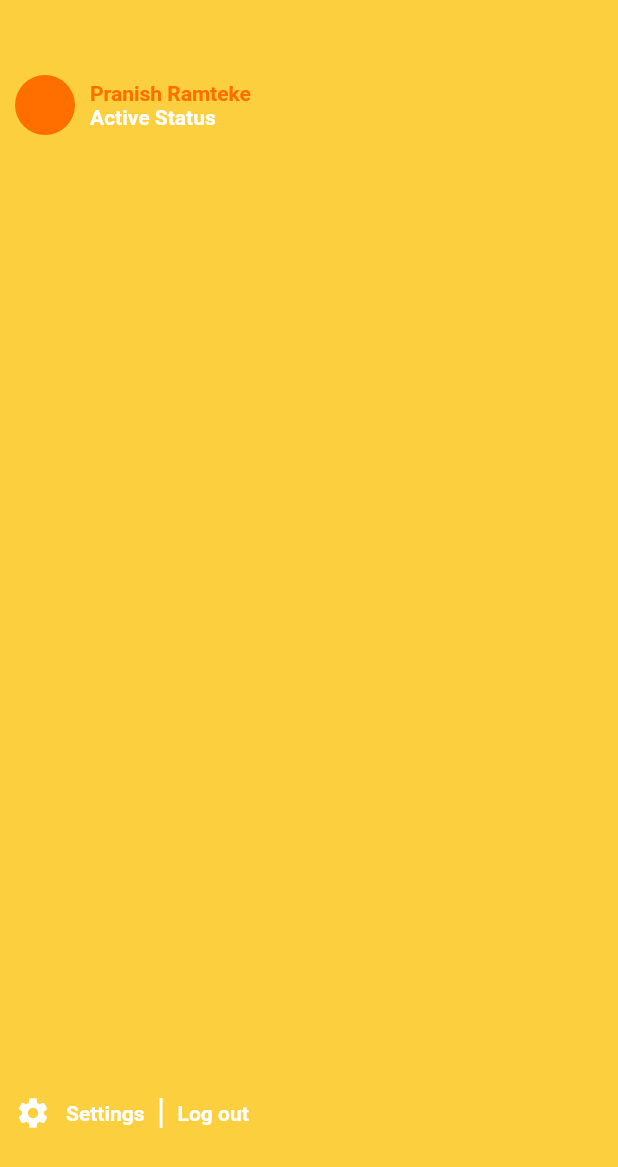
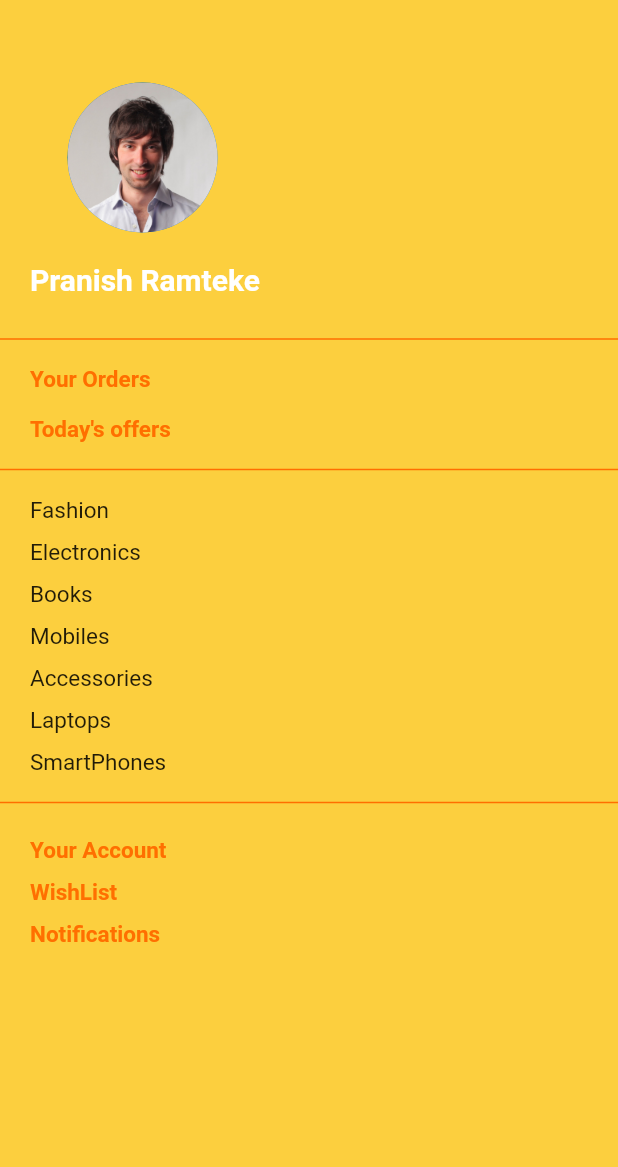
Before and after one commit to pranish-ramteke/Becho, a Flutter app: the DrawerScreen widget shown alone on an empty page, opened directly, on a phone screen of 412 x 824 dp. Shown: the top 1167 px of the screen. Run offline on Flutter 3.47's test engine with Material 2 defaults, Android fonts, the phone set to English and light mode, and no system bars; our stand-ins replace carousel_pro, curved_navigation_bar, eva_icons_flutter; Roboto replaces fonts that are missing (poppins).

Commit message:
Drawer Details

```diff
--- a/lib/HomePage.dart
+++ b/lib/HomePage.dart
@@ -1,6 +1,7 @@
 import 'package:becho/Module/products.dart';
 import 'package:becho/Widgets/Categoryitem.dart';
 import 'package:becho/drawerScreen.dart';
+import 'package:curved_navigation_bar/curved_navigation_bar.dart';
 import 'package:eva_icons_flutter/eva_icons_flutter.dart';
 import 'package:flutter/cupertino.dart';
 import 'package:flutter/material.dart';
@@ -16,6 +17,7 @@ class HomePage extends StatefulWidget {
 }
 
 class _HomePageState extends State<HomePage> {
+
 
   List bannerAdSlider = [
     "Assets/banner1.jpg",
@@ -200,6 +202,8 @@ class _HomePageState extends State<HomePage> {
         children: [
           DrawerScreen(),
           AnimatedContainer(
+            height: MediaQuery.of(context).size.height,
+            width: MediaQuery.of(context).size.width,
           duration: Duration(milliseconds: 250),
           transform: Matrix4.translationValues(xOffset, yOffset, 0)
             ..scale(scaleFactor)..rotateY(isDrawerOpen? -0.5:0),
@@ -424,6 +428,34 @@ class _HomePageState extends State<HomePage> {
         ),
       ],
       ),
+
+      //Navigation Bar
+
+      bottomNavigationBar: CurvedNavigationBar(
+        color: Color(0xFFfccf3e),
+        backgroundColor: Colors.white,
+        height: 50,
+        items: [
+          Icon(EvaIcons.homeOutline, size: 30, color: Color(0xFFff6f00),),
+          Icon(EvaIcons.searchOutline, size: 30, color: Color(0xFFff6f00)),
+          Icon(EvaIcons.plus, size: 30, color: Color(0xFFff6f00)),
+          Icon(Icons.attach_money, size: 30, color: Color(0xFFff6f00)),
+        ],
+        onTap: (index){
+          if(index == 0){
+            Navigator.of(context).pushNamed('/signup');
+          }
+          if(index == 1){
+            Navigator.of(context).pushNamed('/signup');
+          }
+          if(index == 2){
+            Navigator.of(context).pushNamed('/signup');
+          }
+          if(index == 3){
+            Navigator.of(context).pushNamed('/signup');
+          }
+        },
+      ),
     );
   }
 }
--- a/lib/Module/products.dart
+++ b/lib/Module/products.dart
@@ -1,4 +1,3 @@
-
 import 'package:flutter/material.dart';
 
 class Product {
--- a/lib/drawerScreen.dart
+++ b/lib/drawerScreen.dart
@@ -12,33 +12,112 @@ class _DrawerScreenState extends State<DrawerScreen> {
       decoration: BoxDecoration(
         color: Color(0xFFfccf3e),
       ),
-      padding: EdgeInsets.only(top:50,bottom: 70,left: 10),
+      padding: EdgeInsets.only(top:50,bottom: 70,left: 0),
       child: Column(
-        mainAxisAlignment: MainAxisAlignment.spaceBetween,
+        mainAxisAlignment: MainAxisAlignment.start,
         children: [
           Row(
+            mainAxisAlignment: MainAxisAlignment.start,
             children: [
-              CircleAvatar(backgroundColor: Color(0xFFff6f00),),
-              SizedBox(width: 10,),
-              Column(
-                crossAxisAlignment: CrossAxisAlignment.start,
-                children: [
-                  Text('Pranish Ramteke',style: TextStyle(color: Color(0xFFff6f00),fontWeight: FontWeight.bold),),
-                  Text('Active Status',style: TextStyle(color: Colors.white,fontWeight: FontWeight.bold))
-                ],
-              )
+              Padding(
+                padding: const EdgeInsets.fromLTRB(45, 5, 0, 10),
+                child: CircleAvatar(
+                  backgroundImage: AssetImage('Assets/profile_user.jpg'),
+                  radius: 50,
+                ),
+              ),
             ],
           ),
 
+          Padding(
+            padding: const EdgeInsets.fromLTRB(20, 10, 0, 0),
+            child: Row(
+              mainAxisAlignment: MainAxisAlignment.start,
+              children: [
+                Text('Pranish Ramteke', style: TextStyle(color: Colors.white, fontWeight: FontWeight.bold, fontSize: 20),)
+              ],
+            ),
+          ),
+
+          SizedBox(height: 20),
+          Divider(thickness: 1, color: Color(0xFFff6f00)),
+          SizedBox(height: 10),
+
+          Padding(
+            padding: const EdgeInsets.only(left: 20.0),
+            child: Row(
+              children: [
+                Text('Your Orders', style: TextStyle(
+                  color:Color(0xFFff6f00),
+                  fontWeight: FontWeight.bold,
+                  fontSize: 15,
+                ),),
+              ],
+            ),
+          ),
+
+          SizedBox(height: 15.0),
+
+          Padding(
+            padding: const EdgeInsets.only(left: 20.0),
+            child: Row(
+              children: [
+                Text("Today's offers", style: TextStyle(
+                  color:Color(0xFFff6f00),
+                  fontWeight: FontWeight.bold,
+                  fontSize: 15
+                ),),
+              ],
+            ),
+          ),
+
+          SizedBox(height: 10),
+          Divider(thickness: 1, color: Color(0xFFff6f00)),
+
           Row(
             children: [
-              Icon(Icons.settings,color: Colors.white,),
-              SizedBox(width: 10,),
-              Text('Settings',style:TextStyle(color: Colors.white,fontWeight: FontWeight.bold),),
-              SizedBox(width: 10,),
-              Container(width: 2,height: 20,color: Colors.white,),
-              SizedBox(width: 10,),
-              Text('Log out',style:TextStyle(color: Colors.white,fontWeight: FontWeight.bold),)
+              Padding(
+                padding: const EdgeInsets.fromLTRB(20.0, 10, 0, 0),
+                child: Column(
+                  crossAxisAlignment: CrossAxisAlignment.start,
+                  children: [
+                    Text('Fashion', style: TextStyle(fontSize: 15)),
+                    SizedBox(height: 10),
+                    Text('Electronics', style: TextStyle(fontSize: 15)),
+                    SizedBox(height: 10),
+                    Text('Books', style: TextStyle(fontSize: 15)),
+                    SizedBox(height: 10),
+                    Text('Mobiles', style: TextStyle(fontSize: 15)),
+                    SizedBox(height: 10),
+                    Text('Accessories', style: TextStyle(fontSize: 15)),
+                    SizedBox(height: 10),
+                    Text('Laptops', style: TextStyle(fontSize: 15)),
+                    SizedBox(height: 10),
+                    Text('SmartPhones', style: TextStyle(fontSize: 15)),
+                    SizedBox(height: 10),
+                  ],
+                ),
+              ),
+            ],
+          ),
+          Divider(thickness: 1, color: Color(0xFFff6f00)),
+          SizedBox(height: 15),
+
+          Row(
+            children: [
+              Padding(
+                padding: const EdgeInsets.fromLTRB(20.0, 0, 0, 0),
+                child: Column(
+                  crossAxisAlignment: CrossAxisAlignment.start,
+                  children: [
+                    Text('Your Account', style: TextStyle(fontSize: 15, color: Color(0xFFff6f00), fontWeight: FontWeight.bold)),
+                    SizedBox(height: 10),
+                    Text('WishList', style: TextStyle(fontSize: 15, color: Color(0xFFff6f00), fontWeight: FontWeight.bold)),
+                    SizedBox(height: 10),
+                    Text('Notifications', style: TextStyle(fontSize: 15, color: Color(0xFFff6f00), fontWeight: FontWeight.bold)),
+                  ],
+                ),
+              ),
             ],
           ),
         ],
--- a/pubspec.yaml
+++ b/pubspec.yaml
@@ -30,6 +30,8 @@ dependencies:
   cupertino_icons: ^0.1.3
   eva_icons_flutter: ^2.0.0
   carousel_pro: ^1.0.0
+  curved_navigation_bar: ^0.3.3
+  english_words: ^3.1.5
 
 dev_dependencies:
   flutter_test:
```
Also changed, not shown: lib/signup.dart (+4 -4 lines), Assets/profile_user.jpg (added), lib/Cart.dart (line endings or trailing spaces), lib/Widgets/Categoryitem.dart (line endings or trailing spaces), lib/explore.dart (added), pubspec.lock.
